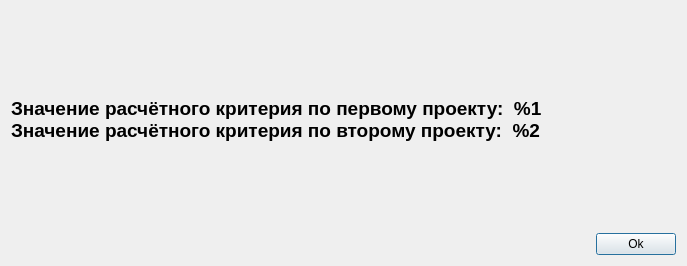
The window that app/finalcalculationdialog.ui (AndreyMlashkin/ExpertReview) describes before a commit, drawn with Qt 5.
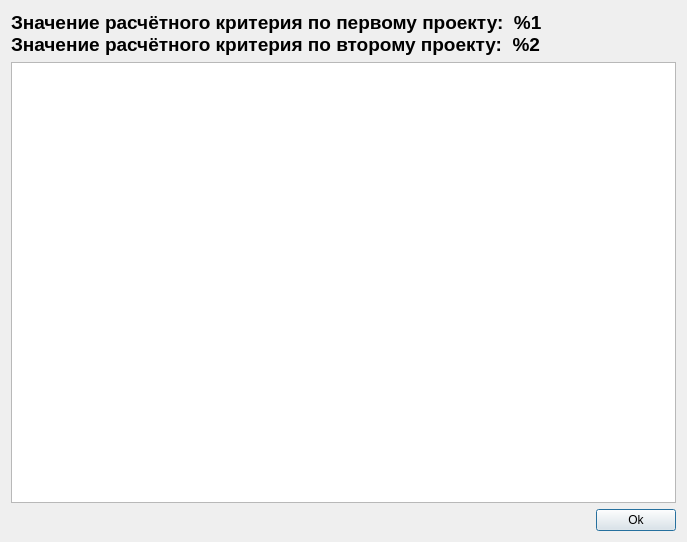
The same window after the commit.

What changed in the file:
```diff
--- a/app/finalcalculationdialog.ui
+++ b/app/finalcalculationdialog.ui
@@ -7,7 +7,7 @@
     <x>0</x>
     <y>0</y>
     <width>687</width>
-    <height>266</height>
+    <height>542</height>
    </rect>
   </property>
   <property name="windowTitle">
@@ -29,6 +29,13 @@
      </property>
     </widget>
    </item>
+   <item>
+    <widget class="QTableView" name="table">
+     <property name="editTriggers">
+      <set>QAbstractItemView::NoEditTriggers</set>
+     </property>
+    </widget>
+   </item>
    <item alignment="Qt::AlignRight">
     <widget class="QPushButton" name="okButton">
      <property name="maximumSize">
```
